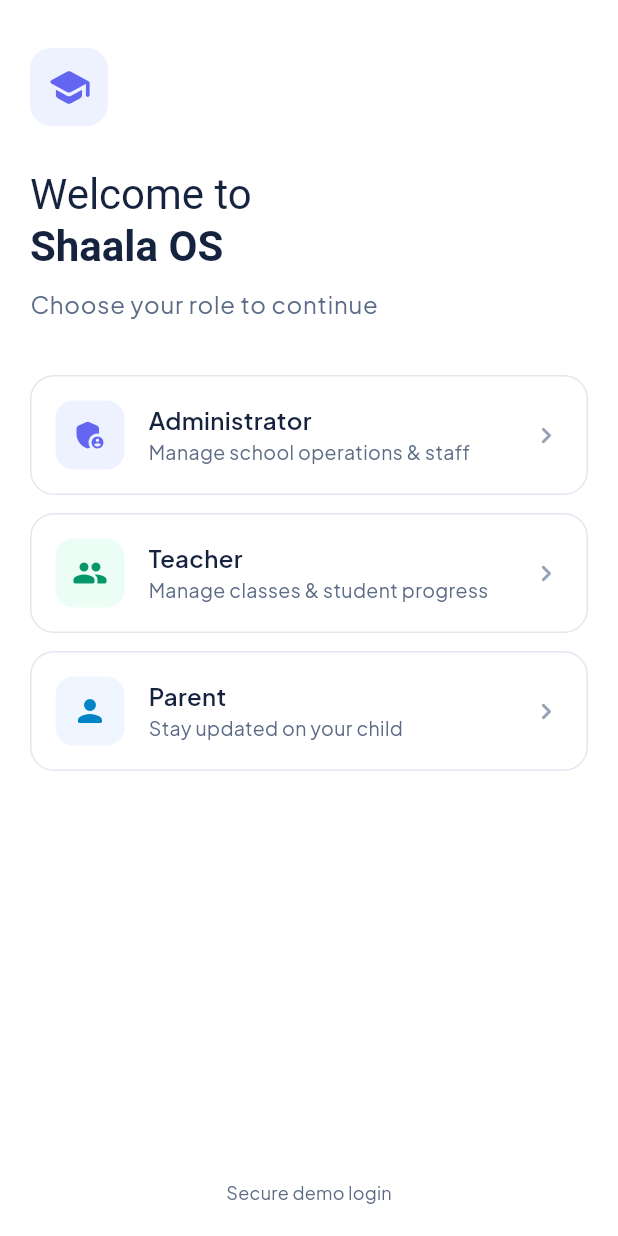
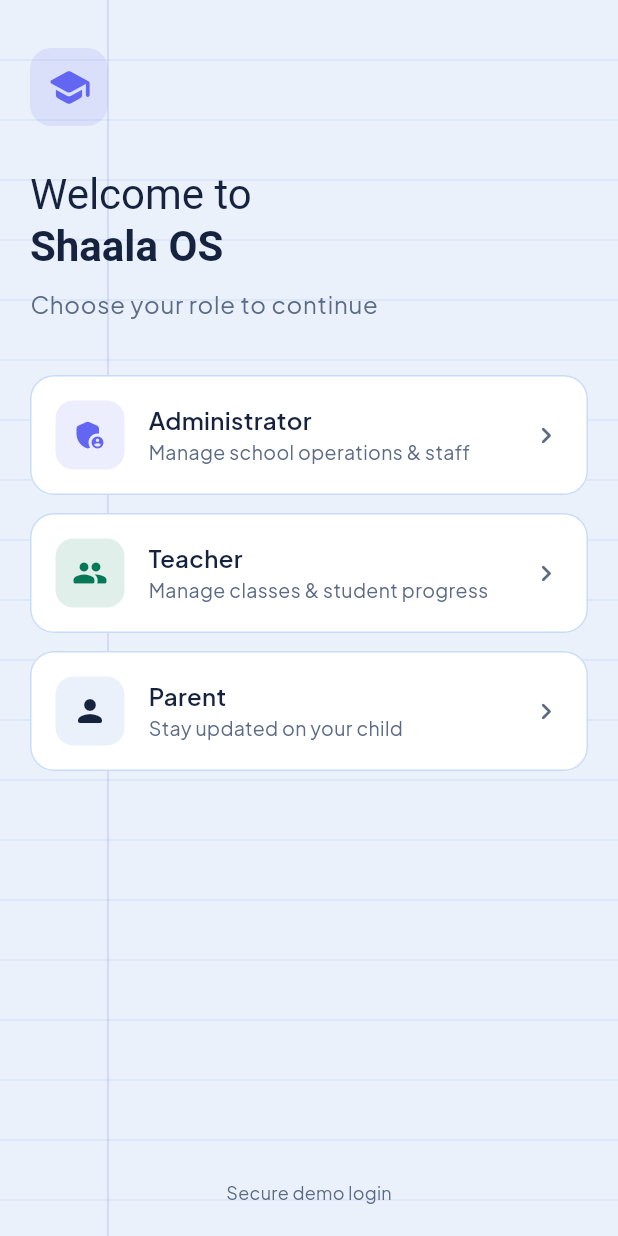
Before and after one commit to arunishrajput/shaala-os, a Flutter app: the screen it shows after launch, on a phone screen of 412 x 824 dp. Run offline on Flutter 3.47's test engine with Material 3 defaults, Android fonts, the phone set to English and light mode, and no system bars; our stand-ins replace dio, file_picker, fl_chart, flutter_riverpod, freezed_annotation, go_router and 2 more; missing offline and left inert: mobile_scanner; generated files the repository leaves out were written again.

Commit message:
phase-6: align role-card login redesign with the light-blue theme
The role-card layout is a solid improvement, but it introduced a white
scaffold, off-palette icon tints, and dropped the ruled-paper texture --
all of which fight the brand system just established in theme.dart
("one accent, semantic severity colors, never generic SaaS pastel").
Swap in AppColors tokens for backgrounds/borders/icons and restore the
ruled-paper background behind the new cards.

```diff
--- a/apps/admin/lib/features/auth/login_screen.dart
+++ b/apps/admin/lib/features/auth/login_screen.dart
@@ -23,30 +23,33 @@ class _RoleDef {
   final Color iconBg;
 }
 
-const _roles = [
+// Not const: iconBg tints are alpha blends of the app's semantic colors
+// (theme.dart's "one accent, semantic severity colors" palette) rather than
+// new hardcoded hex values.
+final _roles = [
   _RoleDef(
     role: 'admin',
     label: 'Administrator',
     description: 'Manage school operations & staff',
     icon: Icons.admin_panel_settings_rounded,
     iconColor: AppColors.accent,
-    iconBg: Color(0xFFEEF2FF),
+    iconBg: AppColors.accent.withValues(alpha: 0.12),
   ),
   _RoleDef(
     role: 'teacher',
     label: 'Teacher',
     description: 'Manage classes & student progress',
     icon: Icons.people_rounded,
-    iconColor: Color(0xFF059669),
-    iconBg: Color(0xFFECFDF5),
+    iconColor: AppColors.info,
+    iconBg: AppColors.info.withValues(alpha: 0.12),
   ),
   _RoleDef(
     role: 'parent',
     label: 'Parent',
     description: 'Stay updated on your child',
     icon: Icons.person_rounded,
-    iconColor: Color(0xFF0284C7),
-    iconBg: Color(0xFFEFF6FF),
+    iconColor: AppColors.textPrimary,
+    iconBg: AppColors.slateDark,
   ),
 ];
 
@@ -60,15 +63,19 @@ class LoginScreen extends ConsumerWidget {
     final auth = ref.watch(authProvider);
 
     return Scaffold(
-      backgroundColor: Colors.white,
-      body: SafeArea(
+      body: Stack(
+        children: [
+          const Positioned.fill(child: _RuledPaperBackground()),
+          SafeArea(
             child: Column(
               crossAxisAlignment: CrossAxisAlignment.start,
               children: [
                 Expanded(
                   child: SingleChildScrollView(
-                padding:
-                    const EdgeInsets.symmetric(horizontal: 20, vertical: 24),
+                    padding: const EdgeInsets.symmetric(
+                      horizontal: 20,
+                      vertical: 24,
+                    ),
                     child: _FadeInUp(
                       child: Column(
                         crossAxisAlignment: CrossAxisAlignment.start,
@@ -80,7 +87,7 @@ class LoginScreen extends ConsumerWidget {
                             width: 52,
                             height: 52,
                             decoration: BoxDecoration(
-                          color: const Color(0xFFEEF2FF),
+                              color: AppColors.accent.withValues(alpha: 0.12),
                               borderRadius: BorderRadius.circular(14),
                             ),
                             child: const Icon(
@@ -94,9 +101,7 @@ class LoginScreen extends ConsumerWidget {
                           // ── Heading ───────────────────────────────────────────
                           RichText(
                             text: TextSpan(
-                          style: Theme.of(context)
-                              .textTheme
-                              .headlineMedium
+                              style: Theme.of(context).textTheme.headlineMedium
                                   ?.copyWith(
                                     height: 1.25,
                                     color: AppColors.textPrimary,
@@ -116,9 +121,8 @@ class LoginScreen extends ConsumerWidget {
                           const SizedBox(height: 8),
                           Text(
                             'Choose your role to continue',
-                        style: Theme.of(context).textTheme.bodyLarge?.copyWith(
-                              color: AppColors.textSecondary,
-                            ),
+                            style: Theme.of(context).textTheme.bodyLarge
+                                ?.copyWith(color: AppColors.textSecondary),
                           ),
                           const SizedBox(height: 36),
 
@@ -128,7 +132,9 @@ class LoginScreen extends ConsumerWidget {
                               width: double.infinity,
                               padding: const EdgeInsets.all(12),
                               decoration: BoxDecoration(
-                            color: AppColors.critical.withValues(alpha: 0.08),
+                                color: AppColors.critical.withValues(
+                                  alpha: 0.08,
+                                ),
                                 borderRadius: BorderRadius.circular(10),
                               ),
                               child: Text(
@@ -170,6 +176,8 @@ class LoginScreen extends ConsumerWidget {
               ],
             ),
           ),
+        ],
+      ),
     );
   }
 }
@@ -187,7 +195,7 @@ class _RoleCard extends ConsumerWidget {
     final anyLoading = auth.loading;
 
     return Material(
-      color: Colors.white,
+      color: AppColors.slateMid,
       borderRadius: BorderRadius.circular(16),
       child: InkWell(
         borderRadius: BorderRadius.circular(16),
@@ -197,13 +205,9 @@ class _RoleCard extends ConsumerWidget {
         child: Container(
           decoration: BoxDecoration(
             borderRadius: BorderRadius.circular(16),
-            border: Border.all(
-              color: const Color(0xFFE2E8F0),
-              width: 1,
+            border: Border.all(color: AppColors.slateLight, width: 1),
           ),
-          ),
-          padding:
-              const EdgeInsets.symmetric(horizontal: 16, vertical: 16),
+          padding: const EdgeInsets.symmetric(horizontal: 16, vertical: 16),
           child: Row(
             children: [
               // ── Icon container ──────────────────────────────────────────
@@ -261,8 +265,8 @@ class _RoleCard extends ConsumerWidget {
               Icon(
                 Icons.chevron_right_rounded,
                 color: anyLoading && !loading
-                    ? const Color(0xFFE2E8F0)
-                    : const Color(0xFF94A3B8),
+                    ? AppColors.slateLight
+                    : AppColors.textSecondary,
                 size: 22,
               ),
             ],
@@ -298,3 +302,47 @@ class _FadeInUp extends StatelessWidget {
     );
   }
 }
+
+// ─── Background texture ──────────────────────────────────────────────────────
+
+/// A faint register-paper texture -- horizontal rules plus a single margin
+/// line, the specific material this product's whole thesis is about
+/// digitizing. Deliberately quiet: this is texture, not a pattern anyone
+/// should consciously notice.
+class _RuledPaperBackground extends StatelessWidget {
+  const _RuledPaperBackground();
+
+  @override
+  Widget build(BuildContext context) {
+    return CustomPaint(painter: _RuledPaperPainter());
+  }
+}
+
+class _RuledPaperPainter extends CustomPainter {
+  static const _lineSpacing = 40.0;
+  static const _marginInset = 72.0;
+
+  @override
+  void paint(Canvas canvas, Size size) {
+    final rulePaint = Paint()
+      ..color = AppColors.slateLight.withValues(alpha: 0.55)
+      ..strokeWidth = 1;
+    for (var y = _lineSpacing; y < size.height; y += _lineSpacing) {
+      canvas.drawLine(Offset(0, y), Offset(size.width, y), rulePaint);
+    }
+
+    if (size.width > _marginInset + 40) {
+      final marginPaint = Paint()
+        ..color = AppColors.accent.withValues(alpha: 0.22)
+        ..strokeWidth = 1;
+      canvas.drawLine(
+        Offset(_marginInset, 0),
+        Offset(_marginInset, size.height),
+        marginPaint,
+      );
+    }
+  }
+
+  @override
+  bool shouldRepaint(covariant _RuledPaperPainter oldDelegate) => false;
+}
```
Lines whose indentation alone changed are shown as unchanged.
